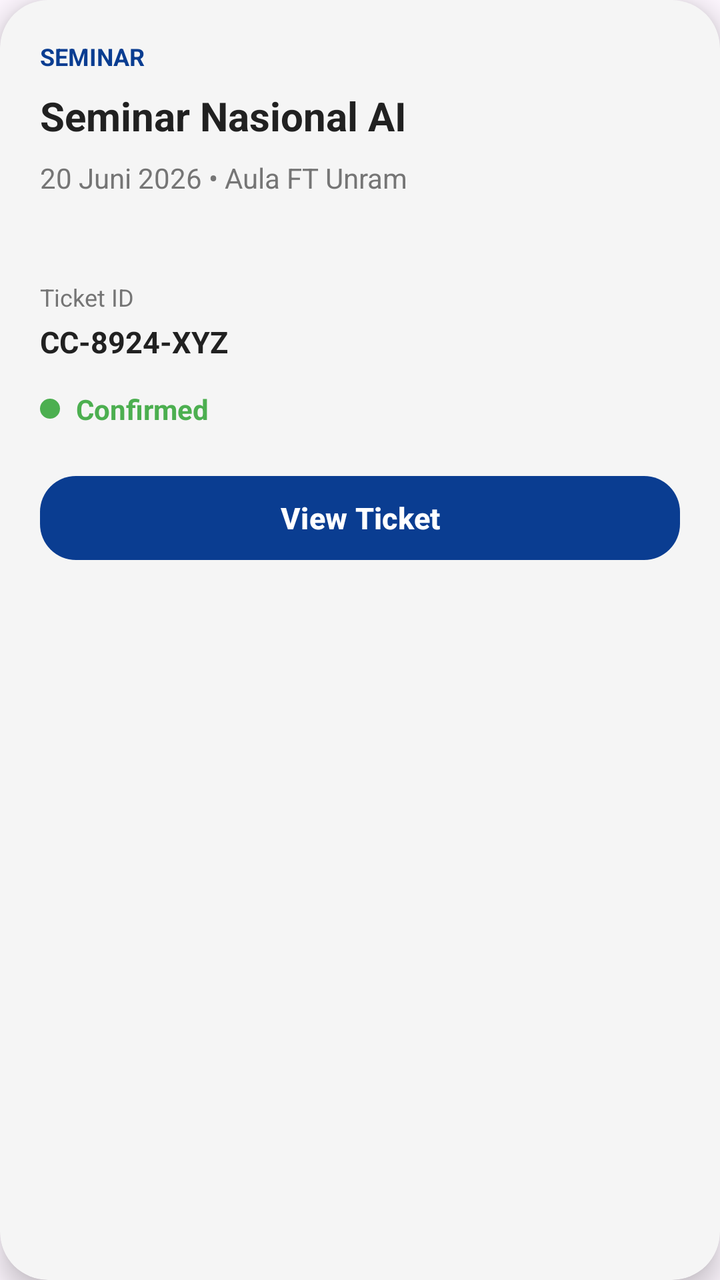
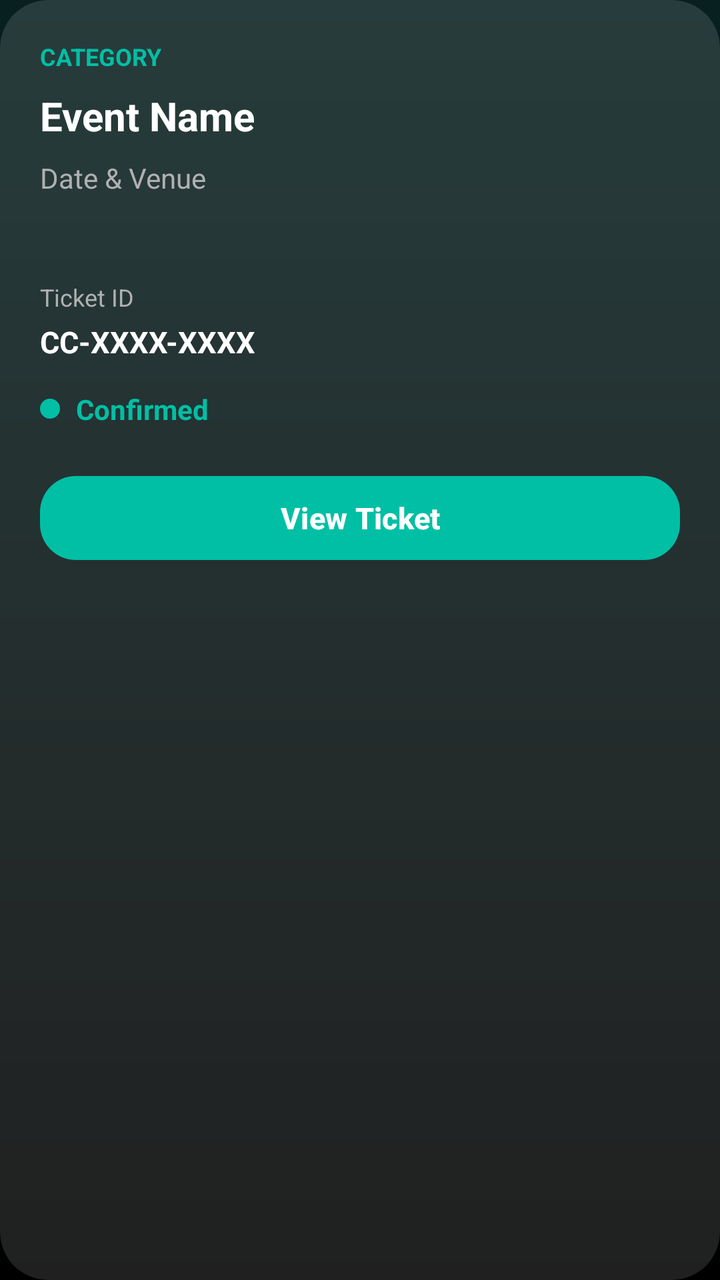

An Android layout rendered at two revisions. The XML below is the earlier revision; the diff shows what the commit changed to produce the second picture.
<!-- AndroidManifest.xml: application theme Theme.CampusConnectProject -->
<!-- res/layout/item_ticket_mahasiswa.xml -->
<?xml version="1.0" encoding="utf-8"?>
<androidx.cardview.widget.CardView
    xmlns:android="http://schemas.android.com/apk/res/android"
    xmlns:app="http://schemas.android.com/apk/res-auto"
    android:layout_width="match_parent"
    android:layout_height="wrap_content"
    android:layout_marginHorizontal="16dp"
    android:layout_marginVertical="10dp"
    app:cardCornerRadius="24dp"
    app:cardElevation="8dp"
    app:cardBackgroundColor="@color/bg_input">

    <LinearLayout
        android:layout_width="match_parent"
        android:layout_height="wrap_content"
        android:orientation="vertical">

        
        <LinearLayout
            android:layout_width="match_parent"
            android:layout_height="wrap_content"
            android:padding="20dp"
            android:orientation="vertical">

            <TextView
                android:id="@+id/tvCategory"
                android:layout_width="wrap_content"
                android:layout_height="wrap_content"
                android:text="SEMINAR"
                android:textColor="@color/warna_primer"
                android:textStyle="bold"
                android:textSize="12sp"/>

            <TextView
                android:id="@+id/tvEventName"
                android:layout_width="match_parent"
                android:layout_height="wrap_content"
                android:text="Seminar Nasional AI"
                android:textColor="@color/teks_utama"
                android:textStyle="bold"
                android:textSize="20sp"
                android:layout_marginTop="8dp"/>

            <TextView
                android:id="@+id/tvDateVenue"
                android:layout_width="wrap_content"
                android:layout_height="wrap_content"
                android:text="20 Juni 2026 • Aula FT Unram"
                android:textColor="@color/teks_sekunder"
                android:textSize="14sp"
                android:layout_marginTop="8dp"/>

        </LinearLayout>

        
        <View
            android:layout_width="match_parent"
            android:layout_height="2dp"
            android:layout_marginHorizontal="20dp"
            android:background="@drawable/bg_dashed_line"/>

        
        <LinearLayout
            android:layout_width="match_parent"
            android:layout_height="wrap_content"
            android:padding="20dp"
            android:orientation="vertical">

            <TextView
                android:layout_width="wrap_content"
                android:layout_height="wrap_content"
                android:text="Ticket ID"
                android:textColor="@color/teks_sekunder"
                android:textSize="12sp"/>

            <TextView
                android:id="@+id/tvTicketId"
                android:layout_width="wrap_content"
                android:layout_height="wrap_content"
                android:text="CC-8924-XYZ"
                android:textColor="@color/teks_utama"
                android:textStyle="bold"
                android:textSize="15sp"
                android:layout_marginTop="4dp"/>

            <LinearLayout
                android:layout_width="wrap_content"
                android:layout_height="wrap_content"
                android:layout_marginTop="14dp"
                android:orientation="horizontal"
                android:gravity="center_vertical">

                <View
                    android:layout_width="10dp"
                    android:layout_height="10dp"
                    android:backgroundTint="#4CAF50"
                    android:background="@drawable/bg_badge"/>

                <TextView
                    android:id="@+id/tvStatus"
                    android:layout_width="wrap_content"
                    android:layout_height="wrap_content"
                    android:text="Confirmed"
                    android:textColor="#4CAF50"
                    android:textStyle="bold"
                    android:textSize="14sp"
                    android:layout_marginStart="8dp"/>

            </LinearLayout>

            <com.google.android.material.button.MaterialButton
                android:id="@+id/btnViewTicket"
                android:layout_width="match_parent"
                android:layout_height="50dp"
                android:layout_marginTop="20dp"
                android:text="View Ticket"
                android:textAllCaps="false"
                android:textSize="15sp"
                android:textStyle="bold"
                android:textColor="@color/white"
                app:cornerRadius="18dp"
                app:backgroundTint="@color/warna_primer"/>

        </LinearLayout>

    </LinearLayout>

</androidx.cardview.widget.CardView>
<!-- resources referenced by this layout -->
<resources>
  <color name="bg_input">#F5F5F5</color>
  <color name="teks_sekunder">#757575</color>
  <color name="teks_utama">#212121</color>
  <color name="warna_primer">#0A3D91</color>
  <color name="white">#FFFFFFFF</color>
  <!-- drawable bg_badge (drawable) -->
  <?xml version="1.0" encoding="utf-8"?>
  <shape xmlns:android="http://schemas.android.com/apk/res/android">
      <solid android:color="#EF4444"/>
      <corners android:radius="8dp"/>
  </shape>
  <!-- drawable bg_dashed_line (drawable) -->
  <?xml version="1.0" encoding="utf-8"?>
  <shape xmlns:android="http://schemas.android.com/apk/res/android"
      android:shape="line">
      <stroke
          android:width="2dp"
          android:color="#D1D5DB"
          android:dashWidth="8dp"
          android:dashGap="6dp" />
  </shape>
  <style name="Theme.CampusConnectProject" parent="Base.Theme.CampusConnectProject" />
  <style name="Base.Theme.CampusConnectProject" parent="Theme.Material3.DayNight.NoActionBar">
          <item name="android:forceDarkAllowed" tools:targetApi="q">false</item>
      </style>
</resources>

<!-- the commit's change to res/layout/item_ticket_mahasiswa.xml (unified diff, before → after) -->
@@ -7,8 +7,8 @@
     android:layout_marginHorizontal="16dp"
     android:layout_marginVertical="10dp"
     app:cardCornerRadius="24dp"
-    app:cardElevation="8dp"
-    app:cardBackgroundColor="@color/bg_input">
+    app:cardElevation="0dp"
+    app:cardBackgroundColor="#20FFFFFF">
 
     <LinearLayout
         android:layout_width="match_parent"
@@ -26,7 +26,7 @@
                 android:id="@+id/tvCategory"
                 android:layout_width="wrap_content"
                 android:layout_height="wrap_content"
-                android:text="SEMINAR"
+                android:text="CATEGORY"
                 android:textColor="@color/warna_primer"
                 android:textStyle="bold"
                 android:textSize="12sp"/>
@@ -35,8 +35,8 @@
                 android:id="@+id/tvEventName"
                 android:layout_width="match_parent"
                 android:layout_height="wrap_content"
-                android:text="Seminar Nasional AI"
-                android:textColor="@color/teks_utama"
+                android:text="Event Name"
+                android:textColor="@color/white"
                 android:textStyle="bold"
                 android:textSize="20sp"
                 android:layout_marginTop="8dp"/>
@@ -45,8 +45,8 @@
                 android:id="@+id/tvDateVenue"
                 android:layout_width="wrap_content"
                 android:layout_height="wrap_content"
-                android:text="20 Juni 2026 • Aula FT Unram"
-                android:textColor="@color/teks_sekunder"
+                android:text="Date &amp; Venue"
+                android:textColor="#B0B0B0"
                 android:textSize="14sp"
                 android:layout_marginTop="8dp"/>
 
@@ -70,15 +70,15 @@
                 android:layout_width="wrap_content"
                 android:layout_height="wrap_content"
                 android:text="Ticket ID"
-                android:textColor="@color/teks_sekunder"
+                android:textColor="#B0B0B0"
                 android:textSize="12sp"/>
 
             <TextView
                 android:id="@+id/tvTicketId"
                 android:layout_width="wrap_content"
                 android:layout_height="wrap_content"
-                android:text="CC-8924-XYZ"
-                android:textColor="@color/teks_utama"
+                android:text="CC-XXXX-XXXX"
+                android:textColor="@color/white"
                 android:textStyle="bold"
                 android:textSize="15sp"
                 android:layout_marginTop="4dp"/>
@@ -93,7 +93,7 @@
                 <View
                     android:layout_width="10dp"
                     android:layout_height="10dp"
-                    android:backgroundTint="#4CAF50"
+                    android:backgroundTint="#00BFA5"
                     android:background="@drawable/bg_badge"/>
 
                 <TextView
@@ -101,7 +101,7 @@
                     android:layout_width="wrap_content"
                     android:layout_height="wrap_content"
                     android:text="Confirmed"
-                    android:textColor="#4CAF50"
+                    android:textColor="#00BFA5"
                     android:textStyle="bold"
                     android:textSize="14sp"
                     android:layout_marginStart="8dp"/>
<!-- resource entries referenced after the edit -->
@@ -1,9 +1,6 @@
 <!-- resources referenced by this layout -->
 <resources>
-  <color name="bg_input">#F5F5F5</color>
-  <color name="teks_sekunder">#757575</color>
-  <color name="teks_utama">#212121</color>
-  <color name="warna_primer">#0A3D91</color>
+  <color name="warna_primer">#00BFA5</color>
   <color name="white">#FFFFFFFF</color>
   <!-- drawable bg_badge (drawable) -->
   <?xml version="1.0" encoding="utf-8"?>
@@ -23,7 +20,24 @@
   </shape>
   <style name="Theme.CampusConnectProject" parent="Base.Theme.CampusConnectProject" />
   <style name="Base.Theme.CampusConnectProject" parent="Theme.Material3.DayNight.NoActionBar">
+          
+          <item name="colorPrimary">@color/warna_primer</item>
+          <item name="android:statusBarColor">@color/bg_gradient_start</item>
+          <item name="android:navigationBarColor">@color/bg_gradient_end</item>
+          <item name="android:windowBackground">@drawable/bg_main_gradient</item>
           <item name="android:forceDarkAllowed" tools:targetApi="q">false</item>
       </style>
+  <color name="bg_gradient_start">#082020</color>
+  <color name="bg_gradient_end">#000000</color>
+  <!-- drawable bg_main_gradient (drawable) -->
+  <?xml version="1.0" encoding="utf-8"?>
+  <shape xmlns:android="http://schemas.android.com/apk/res/android"
+      android:shape="rectangle">
+      <gradient
+          android:angle="270"
+          android:endColor="@color/bg_gradient_end"
+          android:startColor="@color/bg_gradient_start"
+          android:type="linear" />
+  </shape>
 </resources>
 
